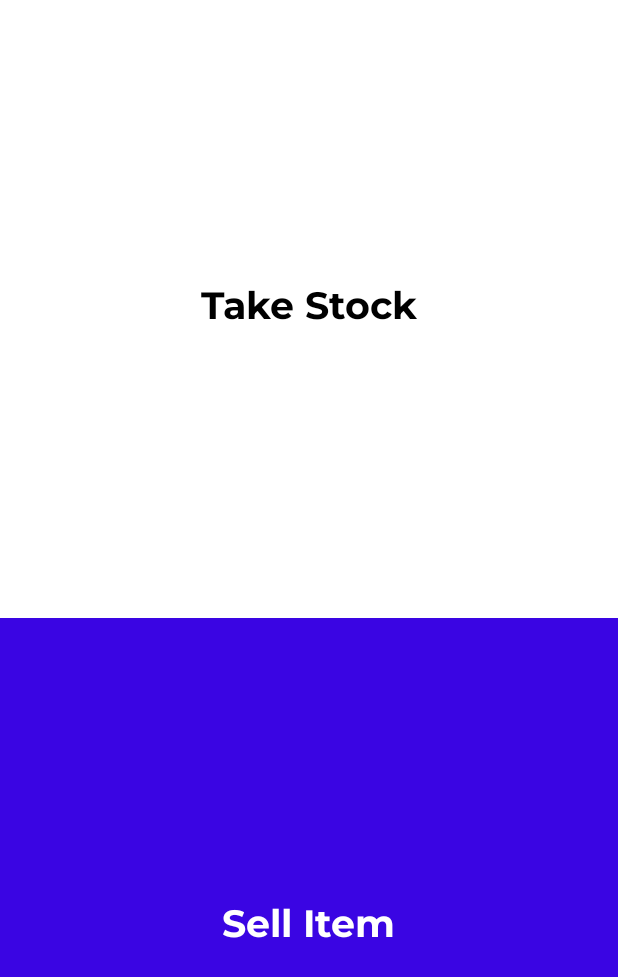
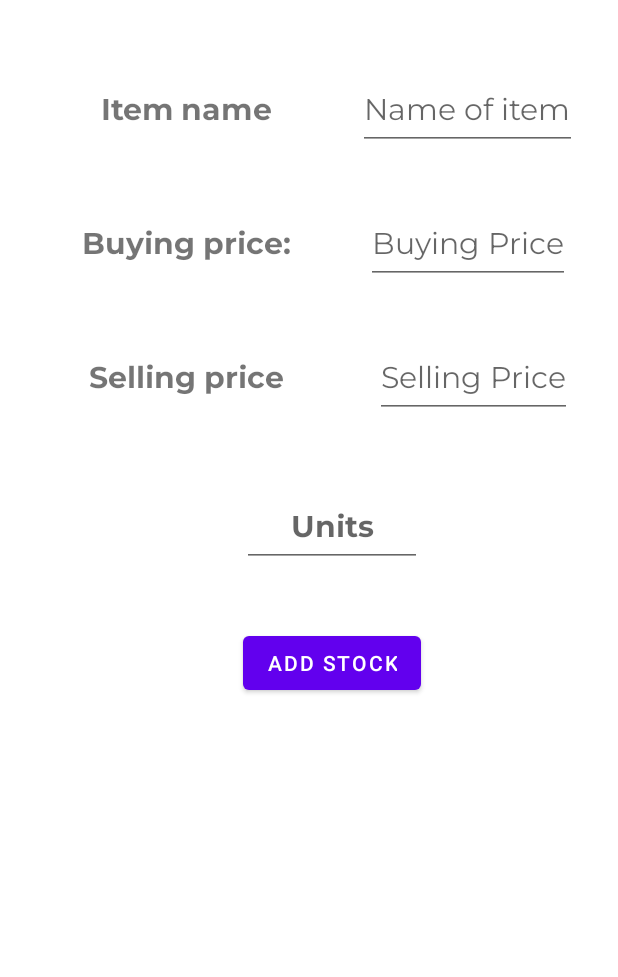
Before and after one commit to Kagiri11/Room-Inventory-System, an Android app: the screen it shows after launch (MainActivity), after a tap on "Take Stock", on a phone screen of 412 x 824 dp. Shown: the top 977 px of the screen. Run offline under Robolectric (Android 15) with nearby library versions, the phone set to English and light mode, and no system bars; our stand-ins replace Dagger/Hilt's generated code, data binding; Roboto replaces fonts that are not available here.

Commit message:
feat : Added add stock feature

```diff
--- a/app/src/main/java/com/example/myshop/data/ShopDatabaseDao.kt
+++ b/app/src/main/java/com/example/myshop/data/ShopDatabaseDao.kt
@@ -11,11 +11,15 @@ interface ShopDatabaseDao {
     @Delete
     suspend fun deleteItem(item: Item)
 
+
     @Query("SELECT * FROM item_table ORDER BY id  DESC")
     suspend fun getItems(): List<Item>
 
     @Insert(onConflict = OnConflictStrategy.REPLACE)
     suspend fun addItem(item: Item)
 
+    suspend fun deleteAll(list:List<Item>){
+
+    }
 
 }
--- a/app/src/main/java/com/example/myshop/model/Item.kt
+++ b/app/src/main/java/com/example/myshop/model/Item.kt
@@ -6,7 +6,7 @@ import androidx.room.PrimaryKey
 @Entity(tableName = "item_table")
 data class Item(
     @PrimaryKey(autoGenerate = true)
-    val id:Int,
+    val id:Int=0,
     val name:String,
     val buyingPrice:Double,
     var sellingPrice:Double,
--- a/app/src/main/java/com/example/myshop/ui/HomeFragment.kt
+++ b/app/src/main/java/com/example/myshop/ui/HomeFragment.kt
@@ -22,7 +22,7 @@ class HomeFragment : Fragment() {
         binding = DataBindingUtil.inflate(inflater,R.layout.fragment_home, container, false)
         binding.apply {
             upperLayout.setOnClickListener {
-                Toast.makeText(requireContext(),"You have pressed the upperLayout",Toast.LENGTH_LONG).show()
+                findNavController().navigate(R.id.action_homeFragment_to_addStockFragment)
             }
             lowerLayout.setOnClickListener {
                 findNavController().navigate(R.id.action_homeFragment_to_sellFragment)
--- a/app/src/main/java/com/example/myshop/ui/sellFragment/SellFragment.kt
+++ b/app/src/main/java/com/example/myshop/ui/sell/SellFragment.kt
@@ -1,15 +1,13 @@
-package com.example.myshop.ui.sellFragment
+package com.example.myshop.ui.sell
 
 import android.annotation.SuppressLint
 import android.os.Bundle
 import android.view.LayoutInflater
 import android.view.View
 import android.view.ViewGroup
-import android.widget.Toast
 import androidx.databinding.DataBindingUtil
 import androidx.fragment.app.Fragment
 import androidx.fragment.app.viewModels
-import androidx.lifecycle.MutableLiveData
 import com.example.myshop.R
 import com.example.myshop.databinding.FragmentSellBinding
 import com.example.myshop.model.Item
@@ -17,7 +15,6 @@ import com.example.myshop.ui.adapters.CartItemAdapter
 import com.example.myshop.ui.adapters.SellItemAdapter
 import com.google.android.material.bottomsheet.BottomSheetBehavior
 import dagger.hilt.android.AndroidEntryPoint
-import javax.inject.Inject
 
 @AndroidEntryPoint
 class SellFragment : Fragment() {
@@ -27,14 +24,13 @@ class SellFragment : Fragment() {
     private val itemAdapter = CartItemAdapter()
     private lateinit var binding: FragmentSellBinding
 
+
     @SuppressLint("SetTextI18n")
     override fun onCreateView(
         inflater: LayoutInflater, container: ViewGroup?,
         savedInstanceState: Bundle?
     ): View? {
         binding = DataBindingUtil.inflate(inflater, R.layout.fragment_sell, container, false)
-
-
 
         itemAdapter.setOnItemClickListener {
             removeFromCart(it)
@@ -48,12 +44,18 @@ class SellFragment : Fragment() {
             binding.rvCart.adapter=itemAdapter
         })
 
-        sellViewModel.items.observe(viewLifecycleOwner, {
+        sellViewModel.items.observe(viewLifecycleOwner, { dbItems->
             sellAdapter.setOnItemClickListener { ite->
                 addToCart(ite)
             }
-            sellAdapter.differ.submitList(it)
+            sellAdapter.differ.submitList(dbItems)
             binding.rvSellItems.adapter = sellAdapter
+            binding.tvItemCount.setOnClickListener {
+                println("Heyyy")
+                for (item in dbItems){
+                    sellViewModel.deleteItem(item)
+                }
+            }
         })
 
         handleBottomSheet()
--- a/app/src/main/java/com/example/myshop/ui/sellFragment/SellViewModel.kt
+++ b/app/src/main/java/com/example/myshop/ui/sell/SellViewModel.kt
@@ -1,12 +1,9 @@
-package com.example.myshop.ui.sellFragment
+package com.example.myshop.ui.sell
 
 import androidx.hilt.lifecycle.ViewModelInject
 import androidx.lifecycle.*
 import com.example.myshop.model.Item
 import com.example.myshop.repository.ShopRepository
-import com.example.myshop.utils.ShoppingCart
-import kotlinx.coroutines.flow.collect
-import kotlinx.coroutines.flow.flow
 import kotlinx.coroutines.launch
 
 class SellViewModel
@@ -20,20 +17,12 @@ class SellViewModel
         emit(shopRepository.getItems())
     }
 
-    val itemOne = Item(20,"Heart cake",6.5, 10.0)
-    val itemTwo = Item(13,"Kiberiti",2.0, 5.0)
-    val itemThree = Item(19,"Fritos",100.0, 155.0)
-
     val cartList = mutableListOf<Item>()
     var goodList2 = mutableListOf<Item>()
 
     val _sellCart2 = MutableLiveData<List<Item>>()
     val sellCart2 : LiveData<List<Item>> = _sellCart2
-    init {
-        add(itemOne)
-        add(itemTwo)
-        add(itemThree)
-    }
+
 
     fun addToCart(item: Item){
         cartList.add(item)
@@ -60,7 +49,6 @@ class SellViewModel
             if(!cartTwo.contains(item)){
                 cartTwo.add(item)
             }else{
-
                 val secondValue = cartTwo.filter { it.name == item.name }.sumByDouble { it.sellingPrice } + item.sellingPrice
                 val truePair = Item(id = item.id,name = item.name,sellingPrice= secondValue,buyingPrice = item.buyingPrice)
                 cartTwo.remove(item)
@@ -70,7 +58,4 @@ class SellViewModel
         return cartTwo
     }
 
-
-
-
 }
--- /dev/null
+++ b/app/src/main/java/com/example/myshop/ui/stock/AddStockFragment.kt
@@ -0,0 +1,54 @@
+package com.example.myshop.ui.stock
+
+import android.os.Bundle
+import androidx.fragment.app.Fragment
+import android.view.LayoutInflater
+import android.view.View
+import android.view.ViewGroup
+import androidx.databinding.DataBindingUtil
+import androidx.fragment.app.viewModels
+import com.example.myshop.R
+import com.example.myshop.databinding.FragmentAddStockBinding
+import com.example.myshop.model.Item
+import com.example.myshop.ui.sell.SellViewModel
+import dagger.hilt.android.AndroidEntryPoint
+
+@AndroidEntryPoint
+class AddStockFragment : Fragment() {
+    private val addStockViewModel: AddStockViewModel by viewModels()
+    private lateinit var binding: FragmentAddStockBinding
+
+    val stockCart = mutableListOf<Item>()
+
+    override fun onCreateView(
+        inflater: LayoutInflater, container: ViewGroup?,
+        savedInstanceState: Bundle?
+    ): View? {
+        binding = DataBindingUtil.inflate(inflater,R.layout.fragment_add_stock, container, false)
+
+
+
+
+        binding.btnAddStock.setOnClickListener {
+            val itemName = binding.etStockName.text.toString()
+            val itemBuyingPrice = binding.etStockBuyingPrice.text.toString().toDouble()
+            val itemSellingPrice = binding.etStockSellingPrice.text.toString().toDouble()
+            val units = binding.etUnits.text.toString().toInt()
+            val item = Item(name = itemName,buyingPrice = itemBuyingPrice,sellingPrice = itemSellingPrice)
+            addToStockCart(item,units.toInt())
+            addStockViewModel.addItems(stockCart.toList())
+            updateStockCart()
+        }
+        return binding.root
+    }
+
+    private fun addToStockCart(item: Item, units:Int){
+        for (i in 1..units){
+            stockCart.add(item)
+        }
+    }
+
+    private fun updateStockCart(){
+        stockCart.clear()
+    }
+}
--- /dev/null
+++ b/app/src/main/java/com/example/myshop/ui/stock/AddStockViewModel.kt
@@ -0,0 +1,19 @@
+package com.example.myshop.ui.stock
+
+import androidx.hilt.lifecycle.ViewModelInject
+import androidx.lifecycle.ViewModel
+import androidx.lifecycle.viewModelScope
+import com.example.myshop.model.Item
+import com.example.myshop.repository.ShopRepository
+import kotlinx.coroutines.launch
+
+
+class AddStockViewModel
+@ViewModelInject constructor(private val repository: ShopRepository): ViewModel() {
+
+    fun addItems(stock:List<Item>) = viewModelScope.launch {
+        for (item in stock){
+            repository.addItem(item)
+        }
+    }
+}
--- /dev/null
+++ b/app/src/main/res/layout/fragment_add_stock.xml
@@ -0,0 +1,125 @@
+<?xml version="1.0" encoding="utf-8"?>
+<layout xmlns:android="http://schemas.android.com/apk/res/android"
+    xmlns:app="http://schemas.android.com/apk/res-auto"
+    xmlns:tools="http://schemas.android.com/tools">
+
+    <data>
+
+    </data>
+
+    <androidx.constraintlayout.widget.ConstraintLayout
+        android:layout_width="match_parent"
+        android:layout_height="match_parent"
+        tools:context=".ui.stock.AddStockFragment">
+
+        <TextView
+            android:id="@+id/tv_stock_name"
+            android:layout_width="wrap_content"
+            android:layout_height="wrap_content"
+            android:layout_marginStart="40dp"
+            android:layout_marginTop="60dp"
+            android:text="Item name"
+            android:textSize="20sp"
+            android:fontFamily="@font/montserrat_bold"
+            app:layout_constraintEnd_toStartOf="@+id/et_stock_name"
+            app:layout_constraintHorizontal_bias="0.5"
+            app:layout_constraintStart_toStartOf="parent"
+            app:layout_constraintTop_toTopOf="parent" />
+
+        <EditText
+            android:id="@+id/et_stock_name"
+            android:layout_width="wrap_content"
+            android:layout_height="wrap_content"
+            android:layout_marginStart="30dp"
+            android:hint="Name of item"
+            android:textSize="20sp"
+            android:inputType="text"
+            android:fontFamily="@font/montserrat"
+            app:layout_constraintBottom_toBottomOf="@id/tv_stock_name"
+            app:layout_constraintEnd_toEndOf="parent"
+            app:layout_constraintHorizontal_bias="0.5"
+            app:layout_constraintStart_toEndOf="@+id/tv_stock_name"
+            app:layout_constraintTop_toTopOf="@id/tv_stock_name" />
+
+        <TextView
+            android:id="@+id/tv_stock_buying_price"
+            android:layout_width="wrap_content"
+            android:layout_height="wrap_content"
+            android:layout_marginTop="60dp"
+            android:text="Buying price:"
+            android:fontFamily="@font/montserrat_bold"
+            android:textSize="20sp"
+            app:layout_constraintEnd_toEndOf="@id/tv_stock_name"
+            app:layout_constraintStart_toStartOf="@id/tv_stock_name"
+            app:layout_constraintTop_toBottomOf="@id/tv_stock_name" />
+
+        <EditText
+            android:id="@+id/et_stock_buying_price"
+            android:layout_width="wrap_content"
+            android:layout_height="wrap_content"
+            android:layout_marginStart="30dp"
+            android:hint="Buying Price"
+            android:inputType="numberDecimal"
+            android:fontFamily="@font/montserrat"
+            android:textSize="20sp"
+            app:layout_constraintBottom_toBottomOf="@id/tv_stock_buying_price"
+            app:layout_constraintEnd_toEndOf="parent"
+            app:layout_constraintHorizontal_bias="0.5"
+            app:layout_constraintStart_toEndOf="@+id/tv_stock_name"
+            app:layout_constraintTop_toTopOf="@id/tv_stock_buying_price" />
+
+        <TextView
+            android:id="@+id/tv_stock_selling_price"
+            android:layout_width="wrap_content"
+            android:layout_height="wrap_content"
+            android:layout_marginTop="60dp"
+            android:text="Selling price"
+            android:fontFamily="@font/montserrat_bold"
+            android:textSize="20sp"
+            app:layout_constraintEnd_toEndOf="@id/tv_stock_buying_price"
+            app:layout_constraintStart_toStartOf="@id/tv_stock_buying_price"
+            app:layout_constraintTop_toBottomOf="@id/tv_stock_buying_price" />
+
+        <EditText
+            android:id="@+id/et_stock_selling_price"
+            android:layout_width="wrap_content"
+            android:layout_height="wrap_content"
+            android:layout_marginStart="30dp"
+            android:hint="Selling Price"
+            android:inputType="numberDecimal"
+            android:fontFamily="@font/montserrat"
+            android:textSize="20sp"
+            app:layout_constraintBottom_toBottomOf="@id/tv_stock_selling_price"
+            app:layout_constraintEnd_toEndOf="parent"
+            app:layout_constraintStart_toEndOf="@+id/tv_stock_selling_price"
+            app:layout_constraintTop_toTopOf="@id/tv_stock_selling_price" />
+
+        <EditText
+            android:id="@+id/et_units"
+            android:layout_width="120dp"
+            android:layout_height="wrap_content"
+            android:layout_marginStart="30dp"
+            android:layout_marginTop="60dp"
+            android:hint="Units"
+            android:inputType="number"
+            android:fontFamily="@font/montserrat_bold"
+            android:gravity="center"
+            android:textSize="20sp"
+            app:layout_constraintEnd_toEndOf="parent"
+            app:layout_constraintStart_toStartOf="parent"
+            app:layout_constraintTop_toBottomOf="@id/tv_stock_selling_price" />
+
+        <com.google.android.material.button.MaterialButton
+            android:id="@+id/btn_add_stock"
+            android:layout_width="wrap_content"
+            android:layout_height="wrap_content"
+            app:layout_constraintTop_toBottomOf="@id/et_units"
+            android:layout_marginTop="40dp"
+            app:layout_constraintStart_toStartOf="@id/et_units"
+            app:layout_constraintEnd_toEndOf="@id/et_units"
+            android:text="Add Stock"
+            />
+
+
+    </androidx.constraintlayout.widget.ConstraintLayout>
+</layout>
--- a/app/src/main/res/layout/fragment_sell.xml
+++ b/app/src/main/res/layout/fragment_sell.xml
@@ -11,7 +11,7 @@
         android:layout_width="match_parent"
         android:layout_height="match_parent"
         android:background="@color/primary_blue"
-        tools:context=".ui.sellFragment.SellFragment">
+        tools:context=".ui.sell.SellFragment">
 
         <com.google.android.material.card.MaterialCardView
             android:id="@+id/card_searchBar_layout"
--- a/app/src/main/res/navigation/app_nav.xml
+++ b/app/src/main/res/navigation/app_nav.xml
@@ -13,10 +13,17 @@
         <action
             android:id="@+id/action_homeFragment_to_sellFragment"
             app:destination="@id/sellFragment" />
+        <action
+            android:id="@+id/action_homeFragment_to_addStockFragment"
+            app:destination="@id/addStockFragment" />
     </fragment>
     <fragment
         android:id="@+id/sellFragment"
-        android:name="com.example.myshop.ui.sellFragment.SellFragment"
+        android:name="com.example.myshop.ui.sell.SellFragment"
         android:label="fragment_sell"
         tools:layout="@layout/fragment_sell" />
+    <fragment
+        android:id="@+id/addStockFragment"
+        android:name="com.example.myshop.ui.stock.AddStockFragment"
+        android:label="AddStockFragment" />
 </navigation>
```
